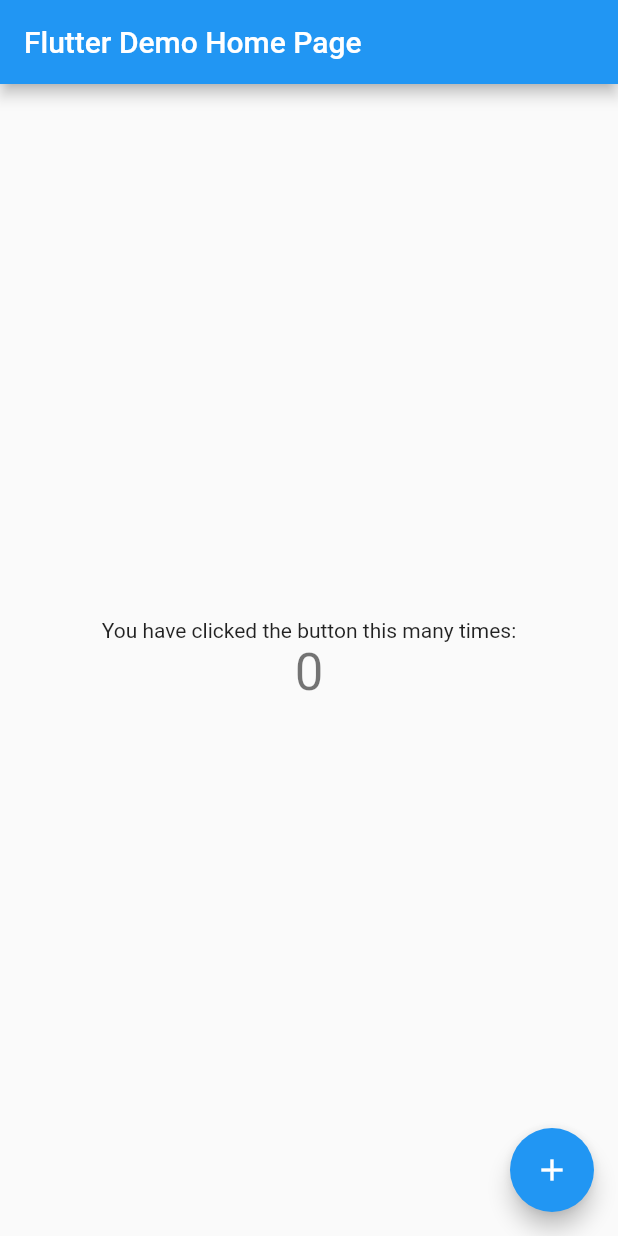
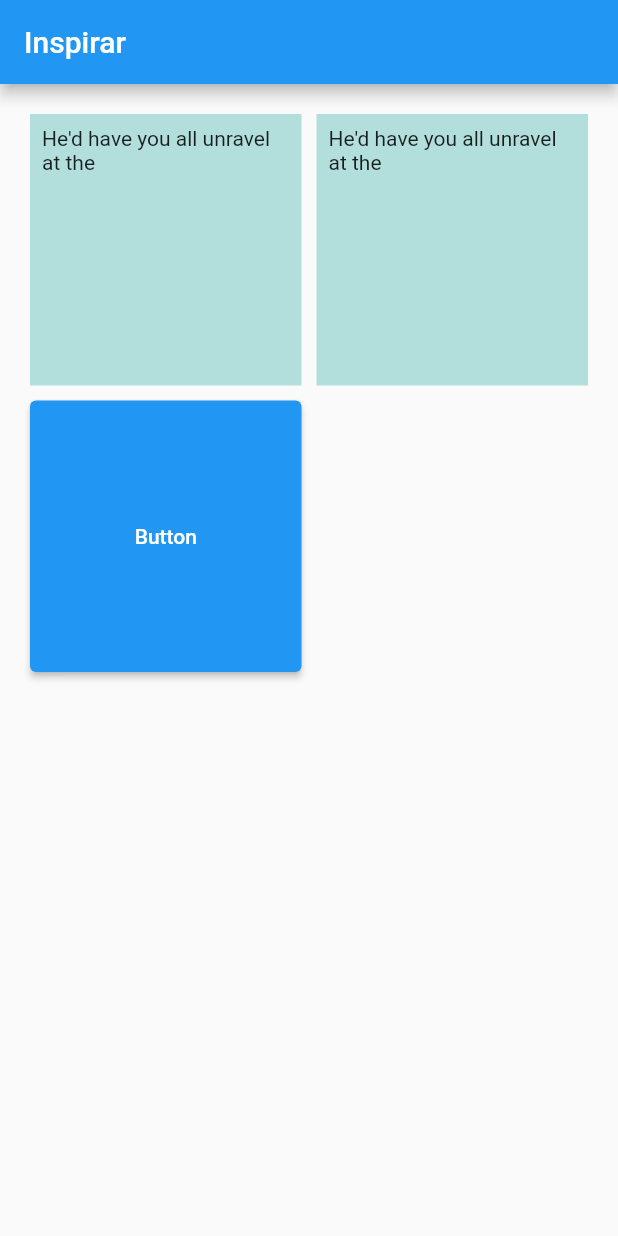
Before and after one commit to barloff2/inspirar_movil, a Flutter app: the screen it shows after launch, on a phone screen of 412 x 824 dp. Run offline on Flutter 3.47's test engine with Material 2 defaults, Android fonts, the light colour scheme and no system bars.

Commit message:
"Ejercicio de clase, con gridView"

```diff
--- a/lib/main.dart
+++ b/lib/main.dart
@@ -13,18 +13,9 @@
     return MaterialApp(
       title: 'Flutter Demo',
       theme: ThemeData(
-        // This is the theme of your application.
-        //
-        // Try running your application with "flutter run". You'll see the
-        // application has a blue toolbar. Then, without quitting the app, try
-        // changing the primarySwatch below to Colors.green and then invoke
-        // "hot reload" (press "r" in the console where you ran "flutter run",
-        // or simply save your changes to "hot reload" in a Flutter IDE).
-        // Notice that the counter didn't reset back to zero; the application
-        // is not restarted.
         primarySwatch: Colors.blue,
       ),
-      home: const MyHomePage(title: 'Flutter Demo Home Page'),
+      home: const MyHomePage(title: 'Inspirar'),
     );
   }
 }
@@ -63,53 +54,33 @@
 
   @override
   Widget build(BuildContext context) {
-    // This method is rerun every time setState is called, for instance as done
-    // by the _incrementCounter method above.
-    //
-    // The Flutter framework has been optimized to make rerunning build methods
-    // fast, so that you can just rebuild anything that needs updating rather
-    // than having to individually change instances of widgets.
     return Scaffold(
       appBar: AppBar(
-        // Here we take the value from the MyHomePage object that was created by
-        // the App.build method, and use it to set our appbar title.
         title: Text(widget.title),
       ),
-      body: Center(
-        // Center is a layout widget. It takes a single child and positions it
-        // in the middle of the parent.
-        child: Column(
-          // Column is also a layout widget. It takes a list of children and
-          // arranges them vertically. By default, it sizes itself to fit its
-          // children horizontally, and tries to be as tall as its parent.
-          //
-          // Invoke "debug painting" (press "p" in the console, choose the
-          // "Toggle Debug Paint" action from the Flutter Inspector in Android
-          // Studio, or the "Toggle Debug Paint" command in Visual Studio Code)
-          // to see the wireframe for each widget.
-          //
-          // Column has various properties to control how it sizes itself and
-          // how it positions its children. Here we use mainAxisAlignment to
-          // center the children vertically; the main axis here is the vertical
-          // axis because Columns are vertical (the cross axis would be
-          // horizontal).
-          mainAxisAlignment: MainAxisAlignment.center,
-          children: <Widget>[
-            const Text(
-              'You have clicked the button this many times:',
-            ),
-            Text(
-              '$_counter',
-              style: Theme.of(context).textTheme.headlineMedium,
-            ),
-          ],
-        ),
+      body: GridView.count(
+        primary: false,
+        padding: const EdgeInsets.all(20),
+        crossAxisSpacing: 10,
+        mainAxisSpacing: 10,
+        crossAxisCount: 2,
+        children: <Widget>[
+          Container(
+            padding: const EdgeInsets.all(8),
+            color: Colors.teal[100],
+            child: const Text("He'd have you all unravel at the"),
+          ),
+          Container(
+            padding: const EdgeInsets.all(8),
+            color: Colors.teal[100],
+            child: const Text("He'd have you all unravel at the"),
+          ),
+          ElevatedButton(
+            onPressed: () {},
+            child: Text('Button'),
+          ),
+        ],
       ),
-      floatingActionButton: FloatingActionButton(
-        onPressed: _incrementCounter,
-        tooltip: 'Increment',
-        child: const Icon(Icons.add),
-      ), // This trailing comma makes auto-formatting nicer for build methods.
     );
   }
 }
```
